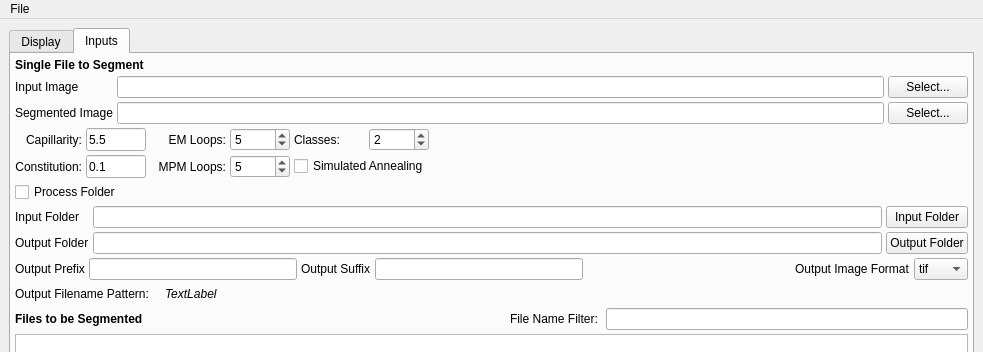
Old version of the form Code/EmMpmGui/UI_Files/EmMpmGui.ui in the repository BlueQuartzSoftware/EMMPMWorkbench; both pictures show x 0 to 983 and y 0 to 352 of the 983 by 857 pixel window.
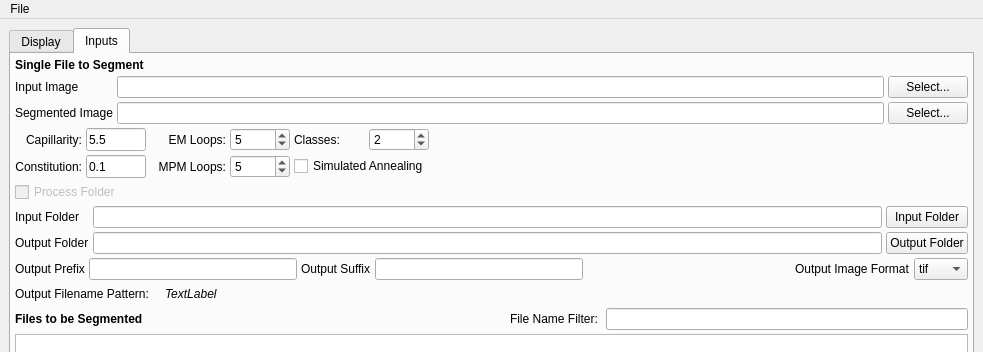
New version of the form. The open tabs and pages were chosen to show the change. Icons and pictures are not drawn. Custom widgets are drawn as their Qt base class.

What changed in the file:
```diff
--- a/Code/EmMpmGui/UI_Files/EmMpmGui.ui
+++ b/Code/EmMpmGui/UI_Files/EmMpmGui.ui
@@ -712,6 +712,9 @@
         </item>
         <item>
          <widget class="QCheckBox" name="processFolder">
+          <property name="enabled">
+           <bool>false</bool>
+          </property>
           <property name="text">
            <string>Process Folder</string>
           </property>
```
Left out of the diff: 2 changed lines with no effect on the pictures.
